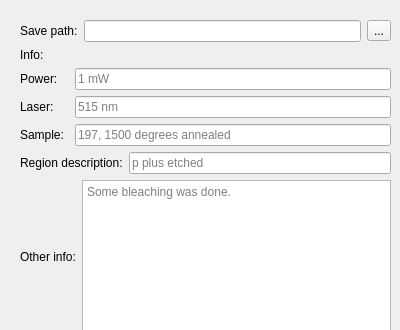
pi3Stuttgart/qudi, file gui/confocal/ui_save.ui: the form before one commit.
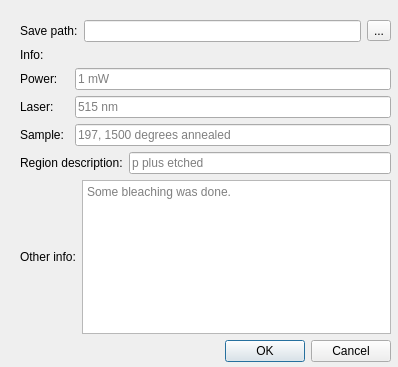
The form after the commit.

Patch:
```diff
--- a/gui/confocal/ui_save.ui
+++ b/gui/confocal/ui_save.ui
@@ -6,8 +6,8 @@
    <rect>
     <x>0</x>
     <y>0</y>
-    <width>400</width>
-    <height>330</height>
+    <width>398</width>
+    <height>367</height>
    </rect>
   </property>
   <property name="windowTitle">
```
